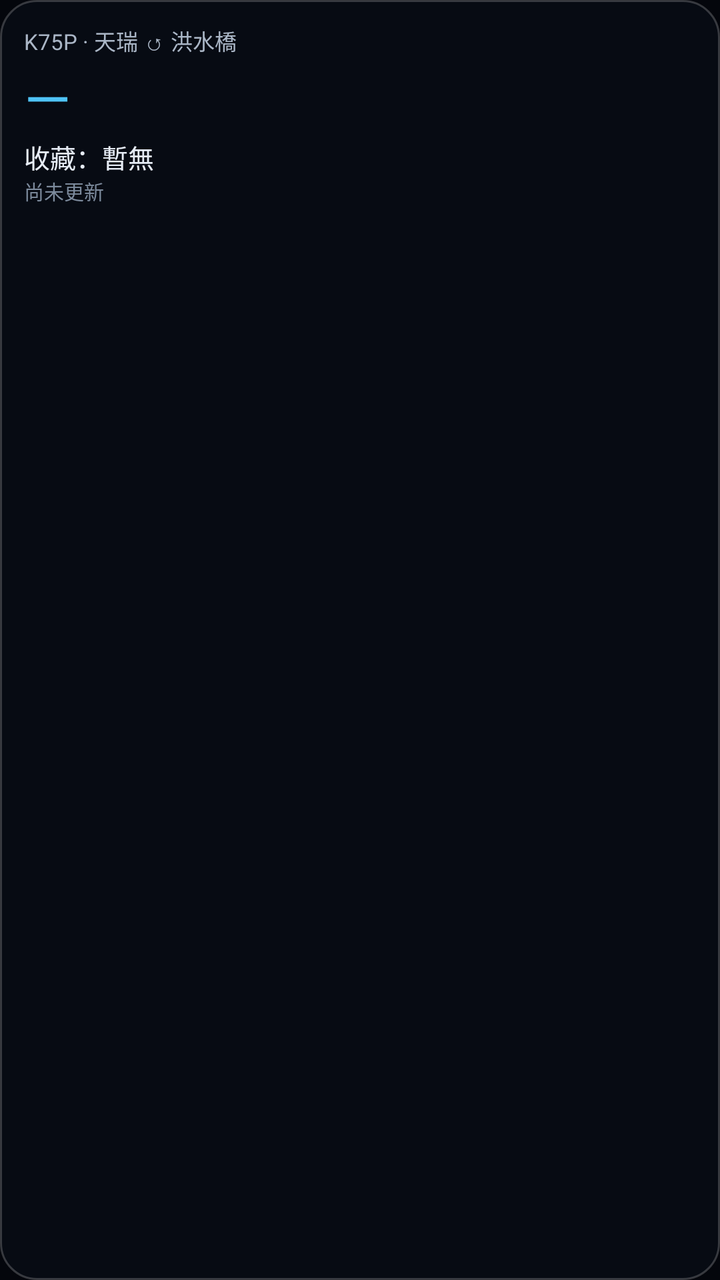
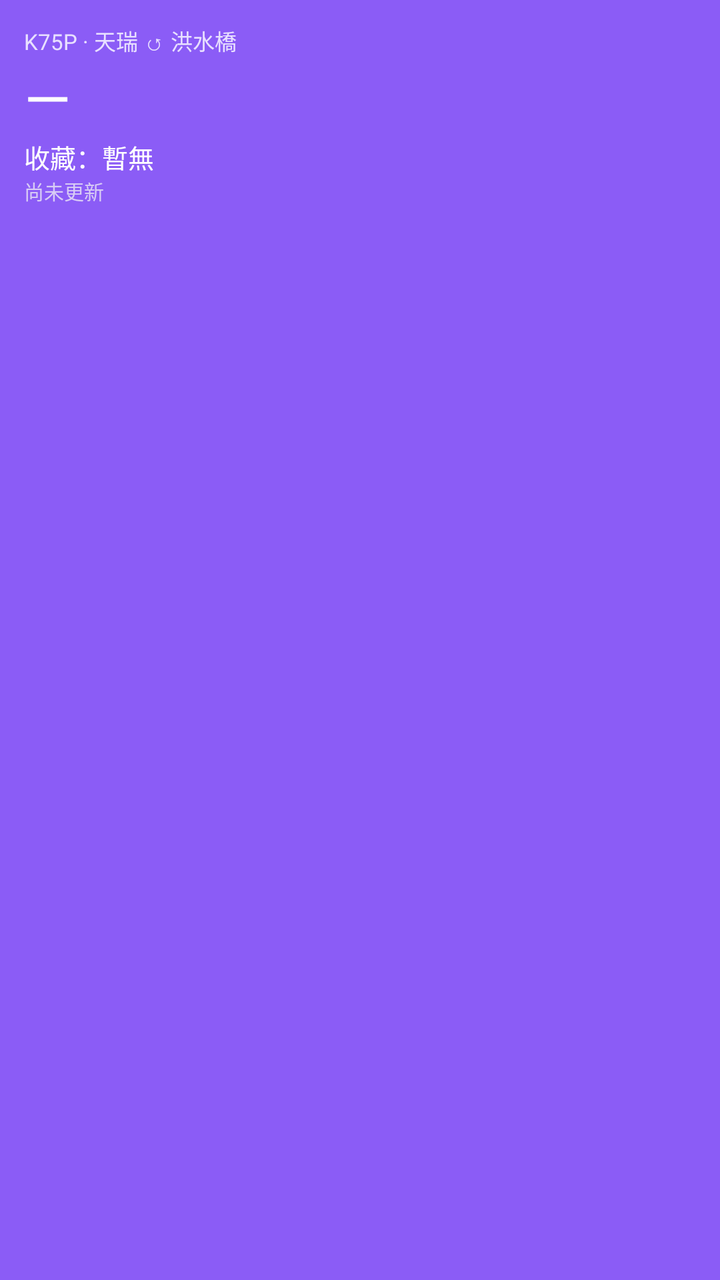

Before-and-after screenshots of an Android layout around one commit, followed by the original layout XML and the change that was made.
<!-- AndroidManifest.xml: application theme Theme.Senyou -->
<!-- res/layout/widget_k75p.xml -->
<?xml version="1.0" encoding="utf-8"?>
<LinearLayout xmlns:android="http://schemas.android.com/apk/res/android"
    android:id="@+id/wRoot"
    android:layout_width="match_parent"
    android:layout_height="match_parent"
    android:orientation="vertical"
    android:padding="12dp"
    android:background="@drawable/widget_bg">

    <TextView
        android:id="@+id/wSub"
        android:layout_width="match_parent"
        android:layout_height="wrap_content"
        android:text="K75P · 天瑞 ↺ 洪水橋"
        android:textColor="#AAB6C6"
        android:textSize="11sp"
        android:maxLines="1" />

    <TextView
        android:id="@+id/wEta"
        android:layout_width="match_parent"
        android:layout_height="wrap_content"
        android:text="—"
        android:textColor="#4FC3F7"
        android:textSize="30sp"
        android:maxLines="1" />

    <TextView
        android:id="@+id/wFav"
        android:layout_width="match_parent"
        android:layout_height="wrap_content"
        android:text="收藏：暫無"
        android:textColor="#E6ECF5"
        android:textSize="13sp"
        android:maxLines="1" />

    <TextView
        android:id="@+id/wTime"
        android:layout_width="match_parent"
        android:layout_height="wrap_content"
        android:text="尚未更新"
        android:textColor="#7C8A9C"
        android:textSize="10sp"
        android:maxLines="1" />
</LinearLayout>
<!-- resources referenced by this layout -->
<resources>
  <!-- drawable widget_bg (drawable) -->
  <?xml version="1.0" encoding="utf-8"?>
  <shape xmlns:android="http://schemas.android.com/apk/res/android"
      android:shape="rectangle">
      <solid android:color="#E6080C14" />
      <corners android:radius="18dp" />
      <stroke android:width="1dp" android:color="#33FFFFFF" />
  </shape>
  <style name="Theme.Senyou" parent="android:Theme.Material.NoActionBar">
          <item name="android:statusBarColor">@android:color/transparent</item>
          <item name="android:navigationBarColor">@android:color/transparent</item>
          <item name="android:windowBackground">@color/bg</item>
          <item name="android:windowLightStatusBar">false</item>
      </style>
  <color name="bg">#04060C</color>
</resources>

<!-- the commit's change to res/layout/widget_k75p.xml (unified diff, before → after) -->
@@ -12,7 +12,7 @@
         android:layout_width="match_parent"
         android:layout_height="wrap_content"
         android:text="K75P · 天瑞 ↺ 洪水橋"
-        android:textColor="#AAB6C6"
+        android:textColor="#E8E0FF"
         android:textSize="11sp"
         android:maxLines="1" />
 
@@ -21,7 +21,7 @@
         android:layout_width="match_parent"
         android:layout_height="wrap_content"
         android:text="—"
-        android:textColor="#4FC3F7"
+        android:textColor="#FFFFFF"
         android:textSize="30sp"
         android:maxLines="1" />
 
@@ -30,7 +30,7 @@
         android:layout_width="match_parent"
         android:layout_height="wrap_content"
         android:text="收藏：暫無"
-        android:textColor="#E6ECF5"
+        android:textColor="#FFFFFF"
         android:textSize="13sp"
         android:maxLines="1" />
 
@@ -39,7 +39,7 @@
         android:layout_width="match_parent"
         android:layout_height="wrap_content"
         android:text="尚未更新"
-        android:textColor="#7C8A9C"
+        android:textColor="#D8CCF5"
         android:textSize="10sp"
         android:maxLines="1" />
 </LinearLayout>
<!-- resource entries referenced after the edit -->
@@ -2,11 +2,8 @@
 <resources>
   <!-- drawable widget_bg (drawable) -->
   <?xml version="1.0" encoding="utf-8"?>
-  <shape xmlns:android="http://schemas.android.com/apk/res/android"
-      android:shape="rectangle">
-      <solid android:color="#E6080C14" />
-      <corners android:radius="18dp" />
-      <stroke android:width="1dp" android:color="#33FFFFFF" />
+  <shape xmlns:android="http://schemas.android.com/apk/res/android" android:shape="rectangle">
+      <solid android:color="#8B5CF6" />
   </shape>
   <style name="Theme.Senyou" parent="android:Theme.Material.NoActionBar">
           <item name="android:statusBarColor">@android:color/transparent</item>
